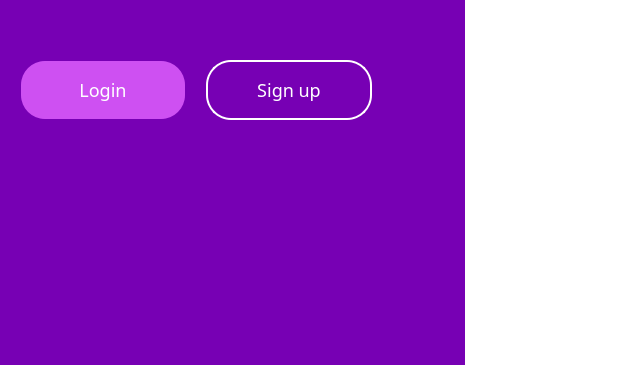
First picture: the form in MainWidget.ui, repository SellBro/SellBroCRM, before the edit; both pictures show x 0 to 625 and y 422 to 787 of the 1280 by 787 pixel window.
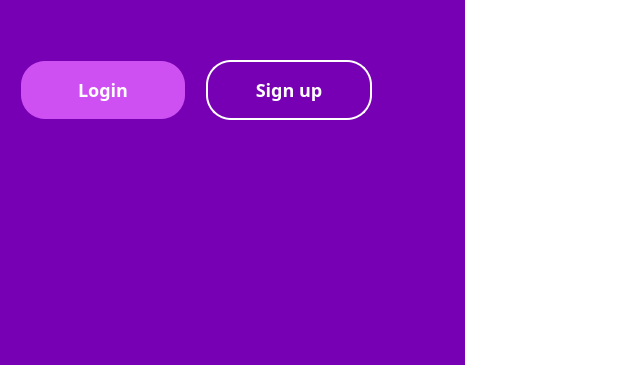
Second picture: the form after the edit. Icons and pictures are not drawn.

Commit message: cleanup, update bottons font

Patch:
```diff
--- a/MainWidget.ui
+++ b/MainWidget.ui
@@ -2,6 +2,9 @@
 <ui version="4.0">
  <class>MainWidget</class>
  <widget class="QWidget" name="MainWidget">
+  <property name="enabled">
+   <bool>true</bool>
+  </property>
   <property name="geometry">
    <rect>
     <x>0</x>
@@ -406,6 +409,7 @@
 margin-bottom: 150px;
 font-family:&quot;Calibri&quot;;
 font-size: 18px;
+font-weight: bold;
 }</string>
              </property>
              <layout class="QHBoxLayout" name="horizontalLayout_2" stretch="2,2,1">
```
Left out of the diff: 3 changed lines with no effect on the pictures. The commit also changes 1 other file.
